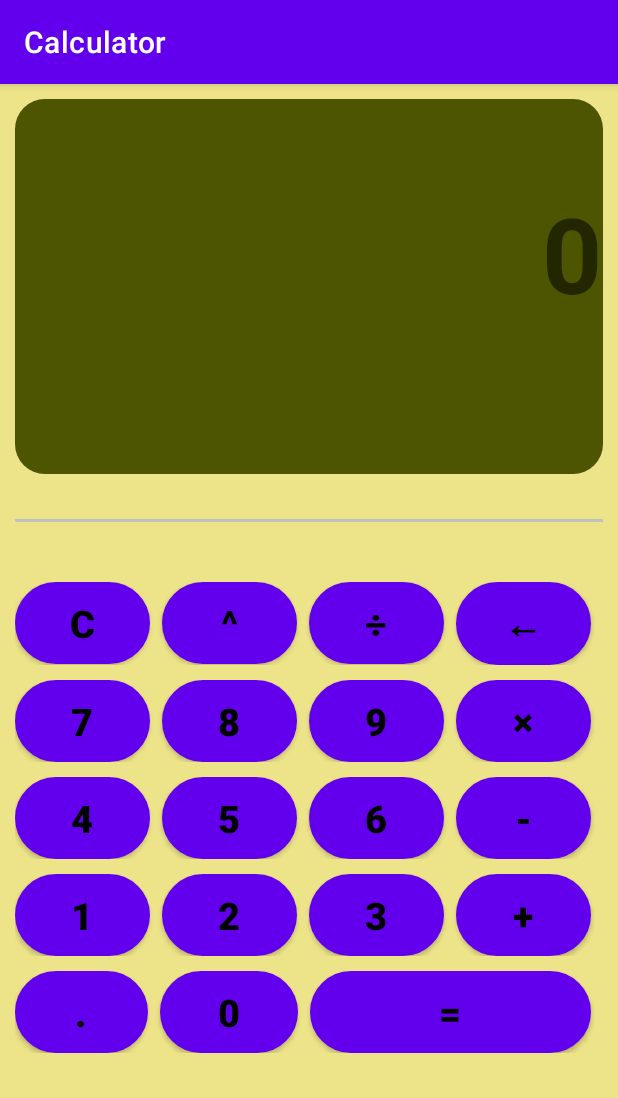
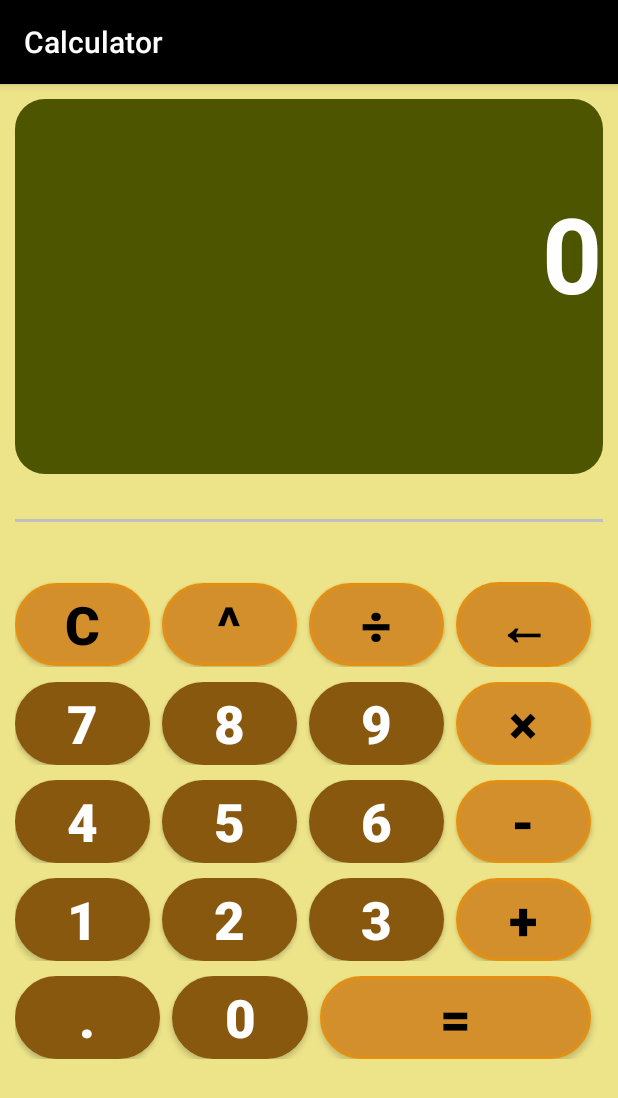
Before and after one commit to yisha17/Kotlin-Calculator, an Android app: the screen it shows after launch (MainActivity), on a phone screen of 412 x 824 dp. Shown: the top 1098 px of the screen. Run offline under Robolectric (Android 15) with nearby library versions, the phone set to English and light mode, and no system bars.

Commit message:
third commit

```diff
--- a/app/src/main/java/com/example/calculator/MainActivity.kt
+++ b/app/src/main/java/com/example/calculator/MainActivity.kt
@@ -68,8 +68,8 @@ class MainActivity : AppCompatActivity() {
 
     fun item(view: View) {
         val button = view as Button
-        val data = button.text.toString()
-        when (data) {
+
+        when (val data = button.text.toString()) {
             "C" -> {
                 input = ""
                 result = "0"
@@ -112,7 +112,7 @@ class MainActivity : AppCompatActivity() {
         resultView!!.text = result
     }
 
-    fun Solve() {
+    private fun Solve() {
         if (input!!.split("×").toTypedArray().size == 2) {
             val number = input!!.split("×").toTypedArray()
             try {
--- a/app/src/main/res/drawable/rounded_button.xml
+++ b/app/src/main/res/drawable/rounded_button.xml
@@ -3,10 +3,10 @@
     <item android:state_pressed="false">
         <shape android:shape="rectangle">
             <corners android:radius="1000dp" />
-            <solid android:color="#41ba7a" />
+            <solid android:color="#D38F2B" />
             <stroke
                 android:width="2dip"
-                android:color="#03ae3c" />
+                android:color="#E38F14" />
             <padding
                 android:bottom="4dp"
                 android:left="4dp"
--- a/app/src/main/res/layout/activity_main.xml
+++ b/app/src/main/res/layout/activity_main.xml
@@ -18,7 +18,8 @@
         android:shadowDy="-1"
         android:text="0"
         android:textSize="70sp"
-        android:textStyle="bold" />
+        android:textStyle="bold"
+        android:textColor="@color/white"/>
 
     <TextView
         android:id="@+id/problem"
@@ -27,7 +28,8 @@
         android:background="@drawable/edit_corner"
         android:gravity="end"
         android:shadowDy="-1"
-        android:textSize="30sp" />
+        android:textSize="30sp"
+        android:textColor="@color/white"/>
 
     <View
         android:layout_width="match_parent"
@@ -60,8 +62,9 @@
                 android:onClick="item"
                 android:text="C"
                 android:textColor="@color/black"
-                android:textSize="25sp"
-                android:textStyle="bold" />
+                android:textSize="35sp"
+                android:textStyle="bold"
+                android:gravity="center"/>
 
             <Button
                 android:id="@+id/power"
@@ -74,8 +77,9 @@
                 android:onClick="item"
                 android:text="^"
                 android:textColor="@color/black"
-                android:textSize="25sp"
-                android:textStyle="bold" />/>
+                android:textSize="35sp"
+                android:textStyle="bold"
+                android:gravity="center"/>/>
 
             <Button
                 android:id="@+id/divide"
@@ -87,8 +91,9 @@
                 android:onClick="item"
                 android:text="÷"
                 android:textColor="@color/black"
-                android:textSize="25sp"
-                android:textStyle="bold" />/>
+                android:textSize="35sp"
+                android:textStyle="bold"
+                android:gravity="center"/>
 
             <Button
                 android:id="@+id/back"
@@ -100,8 +105,9 @@
                 android:onClick="item"
                 android:text="←"
                 android:textColor="@color/black"
-                android:textSize="25sp"
-                android:textStyle="bold" />/>
+                android:textSize="35sp"
+                android:textStyle="bold"
+                android:gravity="center"/>/>
 
 
         </LinearLayout>
@@ -121,10 +127,13 @@
                 android:layout_weight="0.25"
                 android:background="@drawable/rounded_button"
                 android:onClick="item"
+                android:backgroundTint="#88580F"
                 android:text="7"
-                android:textColor="@color/black"
-                android:textSize="25sp"
-                android:textStyle="bold" />
+                android:textColor="@color/white"
+                android:textSize="35sp"
+                android:textStyle="bold"
+                android:gravity="center"
+                />
 
             <Button
                 android:id="@+id/eight"
@@ -135,10 +144,12 @@
                 android:layout_weight="0.25"
                 android:background="@drawable/rounded_button"
                 android:onClick="item"
+                android:backgroundTint="#88580F"
                 android:text="8"
-                android:textColor="@color/black"
-                android:textSize="25sp"
-                android:textStyle="bold" />
+                android:textColor="@color/white"
+                android:textSize="35sp"
+                android:textStyle="bold"
+                android:gravity="center"/>
 
             <Button
                 android:id="@+id/nine"
@@ -149,9 +160,11 @@
                 android:background="@drawable/rounded_button"
                 android:onClick="item"
                 android:text="9"
-                android:textColor="@color/black"
-                android:textSize="25sp"
-                android:textStyle="bold" />
+                android:textColor="@color/white"
+                android:textSize="35sp"
+                android:backgroundTint="#88580F"
+                android:textStyle="bold"
+                android:gravity="center"/>
 
             <Button
                 android:id="@+id/times"
@@ -163,8 +176,9 @@
                 android:onClick="item"
                 android:text="×"
                 android:textColor="@color/black"
-                android:textSize="25sp"
-                android:textStyle="bold" />
+                android:textSize="35sp"
+                android:textStyle="bold"
+                android:gravity="center"/>
 
 
         </LinearLayout>
@@ -184,10 +198,12 @@
                 android:layout_weight="0.25"
                 android:background="@drawable/rounded_button"
                 android:onClick="item"
+                android:backgroundTint="#88580F"
                 android:text="4"
-                android:textColor="@color/black"
-                android:textSize="25sp"
-                android:textStyle="bold" />
+                android:textColor="@color/white"
+                android:textSize="35sp"
+                android:textStyle="bold"
+                android:gravity="center"/>
 
             <Button
                 android:id="@+id/five"
@@ -195,12 +211,14 @@
                 android:layout_height="wrap_content"
                 android:layout_marginRight="8dp"
                 android:layout_weight="0.25"
+                android:backgroundTint="#88580F"
                 android:background="@drawable/rounded_button"
                 android:onClick="item"
                 android:text="5"
-                android:textColor="@color/black"
-                android:textSize="25sp"
-                android:textStyle="bold" />
+                android:textColor="@color/white"
+                android:textSize="35sp"
+                android:textStyle="bold"
+                android:gravity="center"/>
 
             <Button
                 android:id="@+id/six"
@@ -208,12 +226,14 @@
                 android:layout_height="wrap_content"
                 android:layout_marginRight="8dp"
                 android:layout_weight="0.25"
+                android:backgroundTint="#88580F"
                 android:background="@drawable/rounded_button"
                 android:onClick="item"
                 android:text="6"
-                android:textColor="@color/black"
-                android:textSize="25sp"
-                android:textStyle="bold" />
+                android:textColor="@color/white"
+                android:textSize="35sp"
+                android:textStyle="bold"
+                android:gravity="center"/>
 
             <Button
                 android:id="@+id/minus"
@@ -225,7 +245,8 @@
                 android:onClick="item"
                 android:text="-"
                 android:textColor="@color/black"
-                android:textSize="25sp"
+                android:textSize="35sp"
+                android:gravity="center"
                 android:textStyle="bold" />
 
 
@@ -244,13 +265,14 @@
                 android:layout_height="wrap_content"
                 android:layout_marginRight="8dp"
                 android:layout_weight="0.25"
-
+                android:backgroundTint="#88580F"
                 android:background="@drawable/rounded_button"
                 android:onClick="item"
                 android:text="1"
-                android:textColor="@color/black"
-                android:textSize="25sp"
-                android:textStyle="bold" />
+                android:textColor="@color/white"
+                android:textSize="35sp"
+                android:textStyle="bold"
+                android:gravity="center"/>
 
             <Button
                 android:id="@+id/two"
@@ -261,10 +283,12 @@
                 android:layout_weight="0.25"
                 android:background="@drawable/rounded_button"
                 android:onClick="item"
+                android:backgroundTint="#88580F"
                 android:text="2"
-                android:textColor="@color/black"
-                android:textSize="25sp"
-                android:textStyle="bold" />
+                android:textColor="@color/white"
+                android:textSize="35sp"
+                android:textStyle="bold"
+                android:gravity="center"/>
 
             <Button
                 android:id="@+id/three"
@@ -275,9 +299,11 @@
                 android:background="@drawable/rounded_button"
                 android:onClick="item"
                 android:text="3"
-                android:textColor="@color/black"
-                android:textSize="25sp"
-                android:textStyle="bold" />
+                android:textColor="@color/white"
+                android:textSize="35sp"
+                android:backgroundTint="#88580F"
+                android:textStyle="bold"
+                android:gravity="center"/>
 
             <Button
                 android:id="@+id/plus"
@@ -289,8 +315,9 @@
                 android:onClick="item"
                 android:text="+"
                 android:textColor="@color/black"
-                android:textSize="25sp"
-                android:textStyle="bold" />
+                android:textSize="35sp"
+                android:textStyle="bold"
+                android:gravity="center"/>
 
 
         </LinearLayout>
@@ -304,29 +331,32 @@
 
             <Button
                 android:id="@+id/point"
-                android:layout_width="56dp"
+                android:layout_width="66dp"
                 android:layout_height="match_parent"
                 android:layout_marginRight="8dp"
                 android:layout_weight="1"
                 android:background="@drawable/rounded_button"
-                android:backgroundTint="@color/yosso"
+                android:backgroundTint="#88580F"
+                android:gravity="center"
                 android:onClick="item"
                 android:text="."
-                android:textColor="@color/black"
-                android:textSize="25sp"
+                android:textColor="@color/white"
+                android:textSize="35sp"
                 android:textStyle="bold" />
 
             <Button
                 android:id="@+id/zero"
-                android:layout_width="59dp"
+                android:layout_width="60dp"
                 android:layout_height="match_parent"
                 android:layout_marginRight="8dp"
                 android:layout_weight="1"
                 android:background="@drawable/rounded_button"
+                android:backgroundTint="#88580F"
+                android:gravity="center"
                 android:onClick="item"
                 android:text="0"
-                android:textColor="@color/black"
-                android:textSize="25sp"
+                android:textColor="@color/white"
+                android:textSize="35sp"
                 android:textStyle="bold" />
 
             <Button
@@ -339,8 +369,9 @@
                 android:onClick="item"
                 android:text="="
                 android:textColor="@color/black"
-                android:textSize="25sp"
-                android:textStyle="bold" />
+                android:textSize="35sp"
+                android:textStyle="bold"
+                android:gravity="center"/>
 
 
         </LinearLayout>
--- a/app/src/main/res/values/colors.xml
+++ b/app/src/main/res/values/colors.xml
@@ -10,4 +10,5 @@
     <color name="yellow">#EDE389</color>
     <color name="yellowish">#4D5501</color>
     <color name="yosso">#DCC712</color>
+    <color name="fgt">#BC8E03</color>
 </resources>
--- a/app/src/main/res/values/style.xml
+++ b/app/src/main/res/values/style.xml
@@ -1,7 +1,7 @@
 <?xml version="1.0" encoding="utf-8"?>
 <resources>
     <style name="Button.White" parent="ThemeOverlay.AppCompat">
-        <item name="colorAccent">@color/yosso</item>
+        <item name="colorAccent">#EA9E2D</item>
     </style>
 
 
--- a/app/src/main/res/values/themes.xml
+++ b/app/src/main/res/values/themes.xml
@@ -1,9 +1,9 @@
 <resources xmlns:tools="http://schemas.android.com/tools">
     <!-- Base application theme. -->
-    <style name="Theme.Calculator" parent="Theme.MaterialComponents.DayNight.DarkActionBar">
+    <style name="Theme.Calculator" parent="Theme.AppCompat">
         <!-- Primary brand color. -->
-        <item name="colorPrimary">@color/purple_500</item>
-        <item name="colorPrimaryVariant">@color/purple_700</item>
+        <item name="colorPrimary">@color/black</item>
+        <item name="colorPrimaryVariant">@color/black</item>
         <item name="colorOnPrimary">@color/white</item>
         <!-- Secondary brand color. -->
         <item name="colorSecondary">@color/teal_200</item>
```
